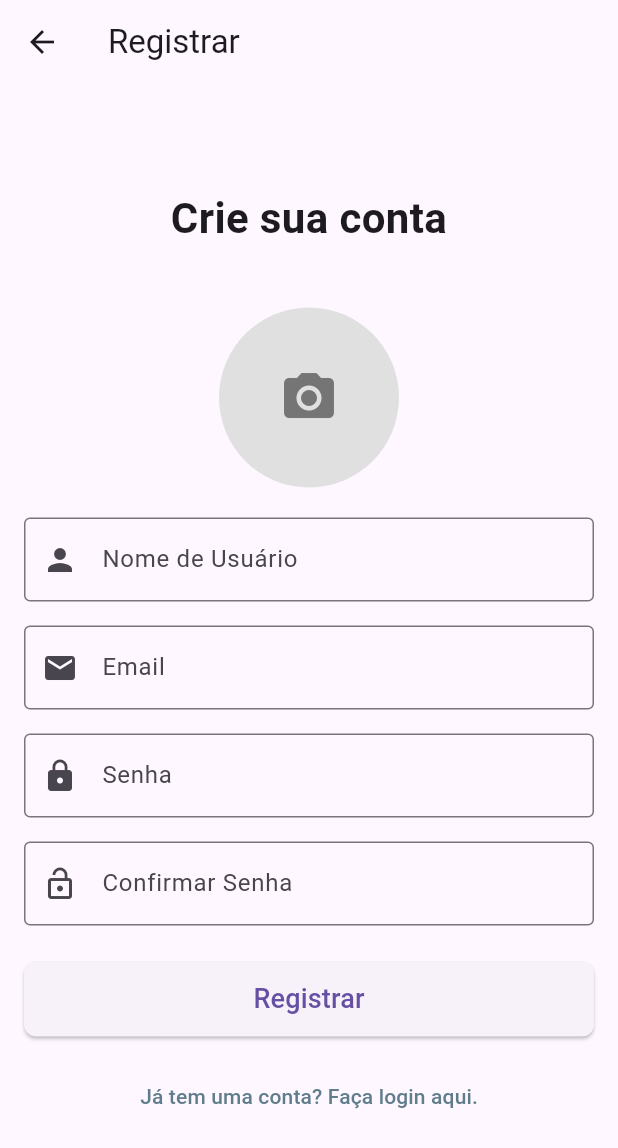
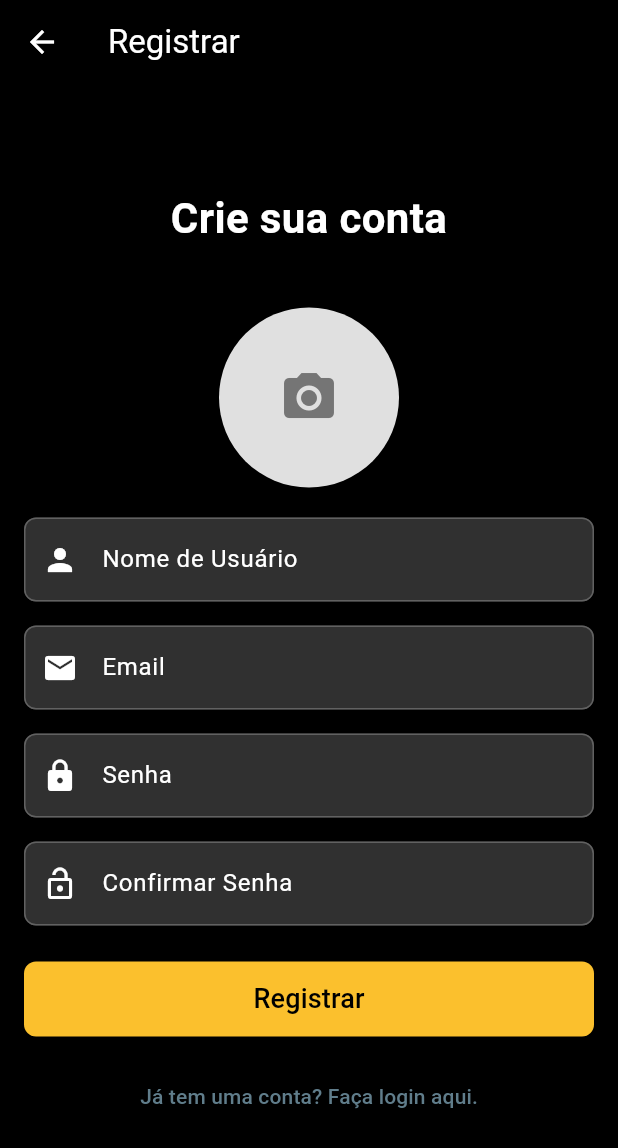
Before and after one commit to guilhermelopesmartins/gym_notes, a Flutter app: the screen it shows after launch, after a tap on "Entrar", after a tap on "Não tem uma conta? Registre-se aqui.", on a phone screen of 412 x 824 dp. Shown: the top 1148 px of the screen. Run offline on Flutter 3.47's test engine with Material 3 defaults, Android fonts, the light colour scheme and no system bars; our stand-ins replace image_picker, shared_preferences; accounts and stored records are empty; network calls fail.

Commit message:
theme data changes | login title

```diff
--- a/frontend/lib/main.dart
+++ b/frontend/lib/main.dart
@@ -49,7 +49,101 @@ class MyApp extends StatelessWidget {
     return MaterialApp(
       title: 'Gym Notes App',
       theme: ThemeData(
-        primarySwatch: Colors.blueGrey,
+        // Remova todos os asteriscos daqui!
+        scaffoldBackgroundColor: Colors.black,
+
+        primaryColor: Colors.yellow[700],
+        colorScheme: ColorScheme.dark(
+          primary: Colors.yellow[700]!,
+          onPrimary: Colors.white,
+          secondary: Colors.yellow[400]!,
+          onSecondary: Colors.black,
+          surface: Colors.black,
+          onSurface: Colors.white,
+          background: Colors.black,
+          onBackground: Colors.white,
+          error: Colors.red,
+          onError: Colors.white,
+        ),
+
+        appBarTheme: const AppBarTheme(
+          backgroundColor: Colors.black,
+          foregroundColor: Colors.white,
+          elevation: 0,
+        ),
+
+        elevatedButtonTheme: ElevatedButtonThemeData(
+          style: ElevatedButton.styleFrom(
+            foregroundColor: Colors.black,
+            backgroundColor: Colors.yellow[700],
+            shape: RoundedRectangleBorder(
+              borderRadius: BorderRadius.circular(8),
+            ),
+          ),
+        ),
+
+        textButtonTheme: TextButtonThemeData(
+          style: TextButton.styleFrom(
+            foregroundColor: Colors.yellow[400],
+          ),
+        ),
+
+        cardTheme: CardTheme(
+          color: Colors.grey[900],
+          elevation: 4,
+          shape: RoundedRectangleBorder(
+            borderRadius: BorderRadius.circular(10),
+            side: BorderSide(color: Colors.yellow[700]!, width: 1.5),
+          ),
+          margin: const EdgeInsets.symmetric(vertical: 8, horizontal: 16),
+        ),
+
+        textTheme: const TextTheme(
+          displayLarge: TextStyle(color: Colors.white),
+          displayMedium: TextStyle(color: Colors.white),
+          displaySmall: TextStyle(color: Colors.white),
+          headlineLarge: TextStyle(color: Colors.white),
+          headlineMedium: TextStyle(color: Colors.white),
+          headlineSmall: TextStyle(color: Colors.white),
+          titleLarge: TextStyle(color: Colors.white),
+          titleMedium: TextStyle(color: Colors.white),
+          titleSmall: TextStyle(color: Colors.white),
+          bodyLarge: TextStyle(color: Colors.white),
+          bodyMedium: TextStyle(color: Colors.white),
+          bodySmall: TextStyle(color: Colors.white),
+          labelLarge: TextStyle(color: Colors.white),
+          labelMedium: TextStyle(color: Colors.white),
+          labelSmall: TextStyle(color: Colors.white),
+        ),
+
+        inputDecorationTheme: InputDecorationTheme(
+          filled: true,
+          fillColor: Colors.grey[850],
+          hintStyle: TextStyle(color: Colors.grey[500]),
+          labelStyle: const TextStyle(color: Colors.white),
+          enabledBorder: OutlineInputBorder(
+            borderSide: BorderSide(color: Colors.grey[700]!, width: 1),
+            borderRadius: BorderRadius.circular(8),
+          ),
+          focusedBorder: OutlineInputBorder(
+            borderSide: BorderSide(color: Colors.yellow[700]!, width: 2),
+            borderRadius: BorderRadius.circular(8),
+          ),
+          errorBorder: OutlineInputBorder(
+            borderSide: const BorderSide(color: Colors.red, width: 2),
+            borderRadius: BorderRadius.circular(8),
+          ),
+          focusedErrorBorder: OutlineInputBorder(
+            borderSide: const BorderSide(color: Colors.red, width: 2),
+            borderRadius: BorderRadius.circular(8),
+          ),
+        ),
+
+        floatingActionButtonTheme: FloatingActionButtonThemeData(
+          backgroundColor: Colors.yellow[700],
+          foregroundColor: Colors.black,
+        ),
+
         visualDensity: VisualDensity.adaptivePlatformDensity,
       ),
       // Decide qual tela mostrar com base no token existente
--- a/frontend/lib/screens/auth/login_screen.dart
+++ b/frontend/lib/screens/auth/login_screen.dart
@@ -60,9 +60,6 @@ class _LoginScreenState extends State<LoginScreen> {
   @override
   Widget build(BuildContext context) {
     return Scaffold(
-      appBar: AppBar(
-        title: Text('Login'),
-      ),
       body: Center(
         child: SingleChildScrollView(
           padding: const EdgeInsets.all(16.0),
@@ -72,6 +69,24 @@ class _LoginScreenState extends State<LoginScreen> {
               mainAxisAlignment: MainAxisAlignment.center,
               crossAxisAlignment: CrossAxisAlignment.stretch,
               children: [
+                Text(
+                  'Gym Notes',
+                  textAlign: TextAlign.center,
+                  style: TextStyle(
+                    fontSize: 48,
+                    fontWeight: FontWeight.bold,
+                    color: Theme.of(context).colorScheme.primary,
+                    letterSpacing: 2.0,
+                    shadows: [
+                      Shadow(
+                        offset: Offset(2.0, 2.0),
+                        blurRadius: 3.0,
+                        color: Colors.black.withOpacity(0.5),
+                      ),
+                    ],
+                  ),
+                ),
+              const SizedBox(height: 32.0),
                 Text(
                   'Bem-vindo de volta!',
                   style: TextStyle(fontSize: 28, fontWeight: FontWeight.bold),
```
Also changed, not shown: 1 other file.
